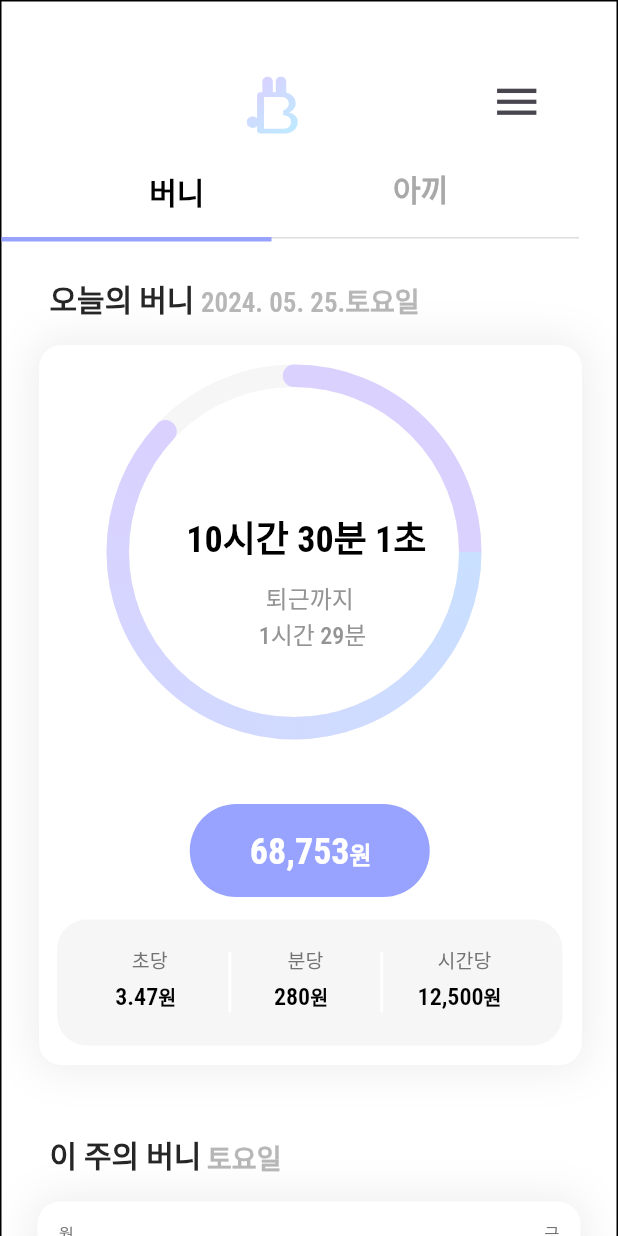
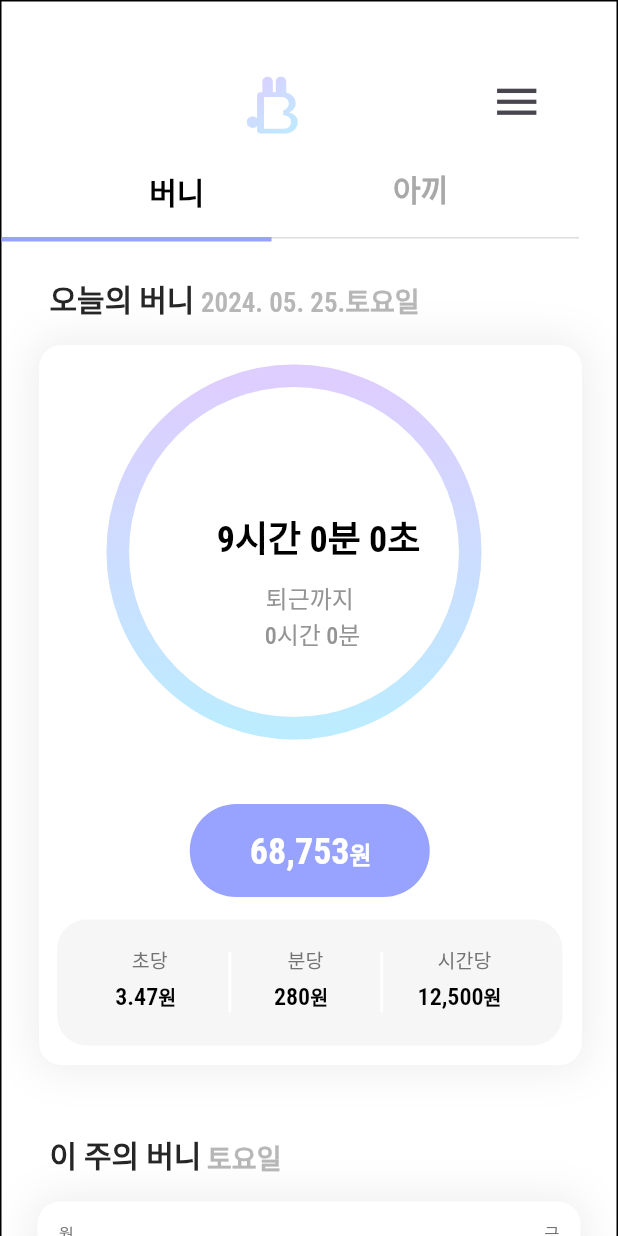
Before and after one commit to Bunny-side-project/bunny, a Flutter app: the Bunny widget shown alone on an empty page, opened directly, on a phone screen of 412 x 824 dp. Run offline on Flutter 3.47's test engine with Material 3 defaults, Android fonts, the phone set to English and light mode, and no system bars; our stand-ins replace flutter_svg, google_fonts.

```diff
--- a/lib/pages/bunny.dart
+++ b/lib/pages/bunny.dart
@@ -73,7 +73,7 @@ class _bunnyPageWidgetState extends State<Bunny> {
   void _updateTime() {
     final DateTime now = DateTime.now().toUtc().add(Duration(hours: 9)); //힌국시간으로 변환
     final DateTime startTime = DateTime(now.year, now.month, now.day, 9); //시작 9시
-    final DateTime endTime = DateTime(now.year, now.month, now.day, 21); //종료 18시
+    final DateTime endTime = DateTime(now.year, now.month, now.day, 18); //종료 18시
 
     if (now.isBefore(startTime)) {
       elapsedTime = Duration.zero;
--- a/lib/pages/chart.dart
+++ b/lib/pages/chart.dart
@@ -23,39 +23,36 @@ class PieChart extends CustomPainter {
     double radius = min(size.width / 2 - strokeWidth / 2, size.height / 2 - strokeWidth / 2);
     Offset center = Offset(size.width / 2, size.height / 2);
 
-    // 연한 색상 그라디언트
+    // 배경 원 그리기
     Paint backgroundPaint = Paint()
-      ..shader = SweepGradient(
-        startAngle: -pi / 2,
-        endAngle: 3 * pi / 2,
-        colors: [Color(0xFFF6F6F6), Color(0xFFF6F6F6)],
-      ).createShader(Rect.fromCircle(center: center, radius: radius))
+      ..color = Color(0xFFF6F6F6)
       ..strokeWidth = strokeWidth
       ..style = PaintingStyle.stroke
       ..strokeCap = StrokeCap.round;
 
     canvas.drawCircle(center, radius, backgroundPaint);
 
+    // 채워진 부분의 각도
     double arcAngle = 2 * pi * (percentage / 100);
-    double gradientOpacity = (percentage / 100); // 값이 채워질수록 색상의 투명도를 변경
 
-    // 그라디언트 색상 계산
-    Color startColor = Color(0xFFBCECFF);
-    Color endColor = Color(0xFFDECDFF);
-    Color gradientColor = Color.lerp(startColor, endColor, gradientOpacity)!;
+    // 그라디언트 색상 설정
+    Color startColor = Color(0xFFDECDFF);
+    Color endColor = Color(0xFFBCECFF);
 
-    // 차트 그라디언트
+    // 원형 그라디언트
+    Rect rect = Rect.fromCircle(center: center, radius: radius);
     Paint gradientPaint = Paint()
-      ..shader = SweepGradient(
-        startAngle: -pi ,
-        endAngle: -pi / 2 + arcAngle,
-        colors: [startColor, gradientColor],
-      ).createShader(Rect.fromCircle(center: center, radius: radius))
+      ..shader = LinearGradient(
+        begin: Alignment.topCenter,
+        end: Alignment.bottomCenter,
+        colors: [startColor, endColor],
+      ).createShader(rect)
       ..strokeWidth = strokeWidth
       ..style = PaintingStyle.stroke
       ..strokeCap = StrokeCap.round;
 
-    canvas.drawArc(Rect.fromCircle(center: center, radius: radius), -pi / 2, arcAngle, false, gradientPaint);
+    // 그라디언트가 적용된 아크 그리기
+    canvas.drawArc(rect, -pi / 2, arcAngle, false, gradientPaint);
   }
 
   @override
@@ -63,67 +60,3 @@ class PieChart extends CustomPainter {
     return old.percentage != percentage;
   }
 }
-
-
-
-
-
-// import 'dart:math';
-// import 'package:flutter/material.dart';
-
-// class PieChart extends CustomPainter {
-
-//   int percentage;
-//   double textScaleFactor;
-//   Color textColor;
-//   PieChart({
-//     this.percentage = 0, // 기본값을 0으로 설정
-//     this.textScaleFactor = 1.0, // 기본값을 1.0으로 설정
-//     this.textColor = Colors.black, // 기본값을 검은색으로 설정
-//   });
-//   @override
-//   void paint(Canvas canvas, Size size) {
-//     Paint paint = Paint()
-//         ..color = Color.fromARGB(255, 204, 203, 203)
-//         ..strokeWidth = 15.0
-//         ..style = PaintingStyle.stroke
-//         ..strokeCap = StrokeCap.round;
-
-
-//     double radius = min(size.width / 2 - paint.strokeWidth / 2 , size.height / 2 - paint.strokeWidth/2);
-//     Offset center = Offset(size.width / 2, size.height/ 2);
-
-//     canvas.drawCircle(center, radius, paint);
-//     drawArc(paint, canvas, center, radius);
-//     // drawText(canvas, size, "$percentage / 100");
-//   }
-
-//   void drawArc(Paint paint, Canvas canvas, Offset center, double radius) {
-//     double arcAngle = 2 * pi * (percentage / 100);
-//     paint..color = Color(0xFF98A2FF);
-//     canvas.drawArc(Rect.fromCircle(center: center, radius: radius), -pi / 2, arcAngle, false, paint);
-//   }
-
-//   // void drawText(Canvas canvas, Size size, String text) {
-//   //   double fontSize = getFontSize(size, text);
-
-//   //   TextSpan sp = TextSpan(style: TextStyle(fontSize: fontSize, fontWeight: FontWeight.bold, color: textColor), text: text);
-//   //   TextPainter tp = TextPainter(text: sp, textDirection: TextDirection.ltr);
-
-//   //   tp.layout();
-//   //   double dx = size.width / 2 - tp.width / 2;
-//   //   double dy = size.height / 2 - tp.height / 2;
-
-//   //   Offset offset = Offset(dx, dy);
-//   //   tp.paint(canvas, offset);
-//   // }
-
-//   double getFontSize(Size size, String text) {
-//     return size.width / text.length * textScaleFactor;
-//   }
-
-//   @override
-//   bool shouldRepaint(PieChart old) {
-//     return old.percentage != percentage;
-//   }
-// }
```
